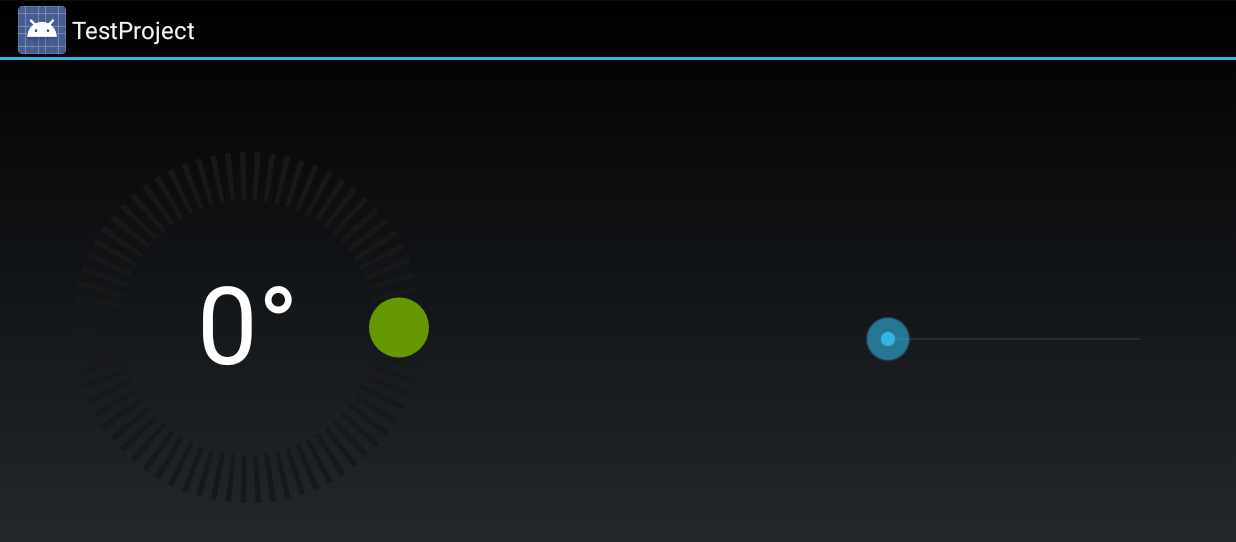
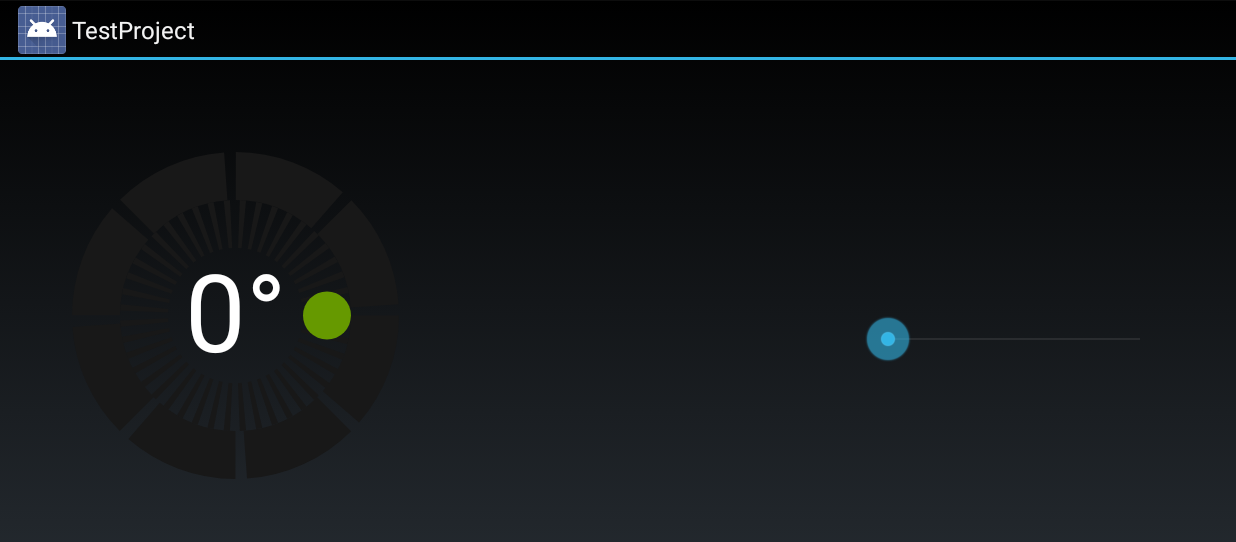
Before and after one commit to IlyaLukienko/CustomProgressView, an Android app: the screen it shows after launch (MainActivity), on a phone screen of 824 x 412 dp (held sideways). Shown: the top 542 px of the screen. Run offline under Robolectric (Android 15) with nearby library versions, the phone set to English and light mode, and no system bars.

Commit message:
Implement progress view with segments

```diff
--- a/app/src/main/java/com/example/customviewtestproject/MainActivity.kt
+++ b/app/src/main/java/com/example/customviewtestproject/MainActivity.kt
@@ -3,7 +3,6 @@ package com.example.customviewtestproject
 import android.app.Activity
 import android.os.Bundle
 import android.widget.SeekBar
-import androidx.core.content.ContextCompat
 import kotlinx.android.synthetic.main.activity_main.*
 
 class MainActivity : Activity() {
@@ -13,8 +12,6 @@ class MainActivity : Activity() {
         setContentView(R.layout.activity_main)
         seekBar.max = 360
         progressBar.max = 360
-        progressBar.internalBaseColor = ContextCompat.getColor(this, R.color.background_dark)
-        progressBar.progressColor = ContextCompat.getColor(this, R.color.holo_green_dark)
         seekBar.setOnSeekBarChangeListener(object : SeekBar.OnSeekBarChangeListener {
             override fun onProgressChanged(seekBar: SeekBar?, progress: Int, fromUser: Boolean) {
                 progressBar.setValue(progress)
--- a/app/src/main/java/com/example/customviewtestproject/customView/CustomProgressView.java
+++ b/app/src/main/java/com/example/customviewtestproject/customView/CustomProgressView.java
@@ -10,26 +10,29 @@ import android.view.ViewGroup;
 import android.view.animation.AccelerateDecelerateInterpolator;
 import android.view.animation.Interpolator;
 import android.widget.RelativeLayout;
-import android.widget.TextView;
 import com.example.customviewtestproject.R;
 
 public class CustomProgressView extends RelativeLayout {
 
     private DashedCirclePainter dashedCirclePainter;
     private DashedCircleProgressPainter dashedCircleProgressPainter;
+    private SegmentedCirclePainter segmentedCirclePainter;
+    private SegmentedCircleProgressPainter segmentedCircleProgressPainter;
     private Interpolator interpolator = new AccelerateDecelerateInterpolator();
     private ValueAnimator valueAnimator;
     private OnValueChangeListener valueChangeListener;
-    private int externalColor;
-    private int internalBaseColor;
-    private int progressColor;
+    private int internalDashedBaseColor;
+    private int internalSegmentedBaseColor;
+    private int progressSegmentedColor;
+    private int progressDashedColor;
     private int min = 0;
     private int last = min;
     private int max = 360;
     private int value;
     private int progressStrokeWidth = 48;
-    private int defaultPadding = 24;
+    private int defaultPadding = progressStrokeWidth;
     private int textSize;
+    private int segmentsCount = 8;
 
     public CustomProgressView(Context context, AttributeSet attrs) {
         super(context, attrs);
@@ -80,34 +83,44 @@ public class CustomProgressView extends RelativeLayout {
     }
 
     private void initAttributes(TypedArray attributes) {
-        externalColor = attributes.getColor(R.styleable.CustomProgressView_external_color,
-                externalColor);
-        internalBaseColor = attributes.getColor(R.styleable.CustomProgressView_base_color,
-                internalBaseColor);
-        progressColor = attributes.getColor(R.styleable.CustomProgressView_progress_color,
-                progressColor);
+        internalDashedBaseColor = attributes.getColor(R.styleable.CustomProgressView_base_dashed_color,
+                internalDashedBaseColor);
+        progressDashedColor = attributes.getColor(R.styleable.CustomProgressView_progress_dashed_color,
+                progressDashedColor);
+        internalSegmentedBaseColor = attributes.getColor(R.styleable.CustomProgressView_base_segmented_color,
+                internalSegmentedBaseColor);
+        progressSegmentedColor = attributes.getColor(R.styleable.CustomProgressView_progress_segmented_color,
+                progressSegmentedColor);
         max = attributes.getInt(R.styleable.CustomProgressView_max, max);
         textSize = attributes.getInt(R.styleable.CustomProgressView_text_size, textSize);
         progressStrokeWidth = attributes.getInt(R.styleable.CustomProgressView_progress_stroke_width,
                 progressStrokeWidth);
+        segmentsCount = attributes.getInt(R.styleable.CustomProgressView_segments_count,
+                segmentsCount);
     }
 
     @Override
     protected void onSizeChanged(int w, int h, int oldw, int oldh) {
         super.onSizeChanged(w, h, oldw, oldh);
+        segmentedCirclePainter.onSizeChanged(h, w);
+        segmentedCircleProgressPainter.onSizeChanged(h, w);
+        dashedCirclePainter.onSizeChanged(h, w);
         dashedCircleProgressPainter.onSizeChanged(h, w);
-        dashedCirclePainter.onSizeChanged(h, w);
         animateValue();
     }
 
     private void initPainters() {
+        segmentedCircleProgressPainter = new SegmentedCircleProgressPainter(progressSegmentedColor, min, max, progressStrokeWidth, defaultPadding);
+        segmentedCirclePainter = new SegmentedCirclePainter(internalSegmentedBaseColor, min, max, progressStrokeWidth, defaultPadding, segmentsCount);
         dashedCircleProgressPainter =
                 new DashedCircleProgressPainter(
-                        progressColor, (int) (textSize * getContext().getResources().getDisplayMetrics().scaledDensity),
+                        progressDashedColor, (int) (textSize * getContext().getResources().getDisplayMetrics().scaledDensity),
                         min,
                         max,
-                        progressStrokeWidth, defaultPadding);
-        dashedCirclePainter = new DashedCirclePainter(internalBaseColor, min, max, progressStrokeWidth, defaultPadding);
+                        progressStrokeWidth,
+                        defaultPadding,
+                        segmentsCount);
+        dashedCirclePainter = new DashedCirclePainter(internalDashedBaseColor, min, max, progressStrokeWidth, defaultPadding);
     }
 
     private void initValueAnimator() {
@@ -121,6 +134,8 @@ public class CustomProgressView extends RelativeLayout {
         super.onDraw(canvas);
         dashedCirclePainter.draw(canvas);
         dashedCircleProgressPainter.draw(canvas);
+        segmentedCirclePainter.draw(canvas);
+        segmentedCircleProgressPainter.draw(canvas);
         invalidate();
     }
 
@@ -162,6 +177,7 @@ public class CustomProgressView extends RelativeLayout {
 
     public void setMin(int min) {
         this.min = min;
+        segmentedCircleProgressPainter.setMin(min);
         dashedCircleProgressPainter.setMin(min);
     }
 
@@ -171,6 +187,7 @@ public class CustomProgressView extends RelativeLayout {
 
     public void setMax(int max) {
         this.max = max;
+        segmentedCircleProgressPainter.setMax(max);
         dashedCircleProgressPainter.setMax(max);
     }
 
@@ -178,6 +195,7 @@ public class CustomProgressView extends RelativeLayout {
         @Override
         public void onAnimationUpdate(ValueAnimator valueAnimator) {
             Integer value = (Integer) valueAnimator.getAnimatedValue();
+            segmentedCircleProgressPainter.setValue(value);
             dashedCircleProgressPainter.setValue(value);
 
             if (valueChangeListener != null) {
@@ -196,21 +214,27 @@ public class CustomProgressView extends RelativeLayout {
         last = min;
     }
 
-    public int getProgressColor() {
-        return progressColor;
-    }
-
-    public void setProgressColor(int progressColor) {
-        this.progressColor = progressColor;
+    public void setDashedProgressColor(int progressColor) {
+        this.internalDashedBaseColor = progressColor;
         dashedCircleProgressPainter.setColor(progressColor);
     }
 
-    public int getInternalBaseColor() {
-        return internalBaseColor;
+    public void setSegmentedProgressColor(int progressColor) {
+        this.progressSegmentedColor = progressColor;
+        segmentedCircleProgressPainter.setColor(progressColor);
     }
 
-    public void setInternalBaseColor(int internalBaseColor) {
-        this.internalBaseColor = internalBaseColor;
+    public void setDashedInternalBaseColor(int internalBaseColor) {
+        this.internalDashedBaseColor = internalBaseColor;
         dashedCirclePainter.setColor(internalBaseColor);
     }
+
+    public void setSegmentedInternalBaseColor(int internalBaseColor) {
+        this.internalSegmentedBaseColor = internalBaseColor;
+        segmentedCirclePainter.setColor(internalBaseColor);
+    }
+
+    public void setSegmentesCount(int segmentsCount) {
+        this.segmentsCount = segmentsCount;
+    }
 }
--- a/app/src/main/java/com/example/customviewtestproject/customView/DashedCirclePainter.java
+++ b/app/src/main/java/com/example/customviewtestproject/customView/DashedCirclePainter.java
@@ -45,10 +45,10 @@ public class DashedCirclePainter implements Painter {
     private void initDashedCircle() {
         dashedCircle = new RectF();
         float halfOffset = strokeWidth / 2f;
-        dashedCircle.left = halfOffset;
-        dashedCircle.top = halfOffset;
-        dashedCircle.right = width - halfOffset;
-        dashedCircle.bottom = height - halfOffset;
+        dashedCircle.left = halfOffset + strokeWidth;
+        dashedCircle.top = halfOffset + strokeWidth;
+        dashedCircle.right = width - halfOffset - strokeWidth;
+        dashedCircle.bottom = height - halfOffset - strokeWidth;
     }
 
     @Override
--- a/app/src/main/java/com/example/customviewtestproject/customView/DashedCircleProgressPainter.java
+++ b/app/src/main/java/com/example/customviewtestproject/customView/DashedCircleProgressPainter.java
@@ -1,7 +1,6 @@
 package com.example.customviewtestproject.customView;
 
 import android.graphics.*;
-import android.util.TypedValue;
 
 public class DashedCircleProgressPainter implements Painter {
 
@@ -19,14 +18,16 @@ public class DashedCircleProgressPainter implements Painter {
     private int width;
     private int height;
     private int padding;
+    private int segmentsCount;
 
-    DashedCircleProgressPainter(int color, int textSize, int min, int max, int progressStrokeWidth, int defaultPadding) {
+    DashedCircleProgressPainter(int color, int textSize, int min, int max, int progressStrokeWidth, int defaultPadding, int segmentsCount) {
         this.color = color;
         this.textSize = textSize;
         this.min = min;
         this.max = max;
         this.strokeWidth = progressStrokeWidth;
         this.padding = defaultPadding;
+        this.segmentsCount = segmentsCount;
         init();
     }
 
@@ -44,7 +45,7 @@ public class DashedCircleProgressPainter implements Painter {
         progressDotPaint = new Paint();
         progressDotPaint.setAntiAlias(true);
         progressDotPaint.setStrokeCap(Paint.Cap.ROUND);
-        int dotStrokeWidth = 60;
+        int dotStrokeWidth = strokeWidth;
         progressDotPaint.setStrokeWidth(dotStrokeWidth);
         progressDotPaint.setColor(color);
         progressDotPaint.setStyle(Paint.Style.FILL_AND_STROKE);
@@ -59,11 +60,10 @@ public class DashedCircleProgressPainter implements Painter {
     private void initDashedCircleProgress() {
         progressCircle = new RectF();
         float halfOffset = strokeWidth / 2f;
-        progressCircle.left = halfOffset;
-        progressCircle.top = halfOffset;
-        progressCircle.right = width - halfOffset;
-        progressCircle.bottom = height - halfOffset;
-
+        progressCircle.left = halfOffset + strokeWidth;
+        progressCircle.top = halfOffset + strokeWidth;
+        progressCircle.right = width - halfOffset - strokeWidth;
+        progressCircle.bottom = height - halfOffset - strokeWidth;
         dotRadius = progressCircle.width() / 2f;
     }
 
@@ -99,7 +99,7 @@ public class DashedCircleProgressPainter implements Painter {
     }
 
     public void setValue(int value) {
-        this.plusAngle = (360 * value) / max;
+        this.plusAngle = (value * segmentsCount) % 360;
     }
 
     @Override
--- /dev/null
+++ b/app/src/main/java/com/example/customviewtestproject/customView/SegmentedCirclePainter.java
@@ -0,0 +1,77 @@
+package com.example.customviewtestproject.customView;
+
+import android.graphics.*;
+
+public class SegmentedCirclePainter implements Painter {
+
+    private RectF segmentedCircle;
+    private Paint segmentedCirclePaint;
+    private int color;
+    private int startAngle;
+    private int finishAngle;
+    private int width;
+    private int height;
+    private int strokeWidth;
+    private int padding;
+    private int segmentsCount;
+
+    SegmentedCirclePainter(int color, int startAngle, int finishAngle, int strokeWidth, int padding, int segmentsCount) {
+        this.color = color;
+        this.startAngle = startAngle;
+        this.finishAngle = finishAngle;
+        this.strokeWidth = strokeWidth;
+        this.padding = padding;
+        this.segmentsCount = segmentsCount;
+        init();
+    }
+
+    private void init() {
+        initDashedCirclePainter();
+    }
+
+    private void initDashedCirclePainter() {
+        segmentedCirclePaint = new Paint();
+        segmentedCirclePaint.setAntiAlias(true);
+        segmentedCirclePaint.setStrokeWidth(strokeWidth);
+        segmentedCirclePaint.setColor(color);
+        segmentedCirclePaint.setStyle(Paint.Style.STROKE);
+    }
+
+    private void initSegmentedCircle() {
+        segmentedCircle = new RectF();
+        float halfOffset = strokeWidth / 2f;
+        segmentedCircle.left = halfOffset;
+        segmentedCircle.top = halfOffset;
+        segmentedCircle.right = width - halfOffset;
+        segmentedCircle.bottom = height - halfOffset;
+    }
+
+    @Override
+    public void draw(Canvas canvas) {
+        canvas.drawArc(segmentedCircle, startAngle, finishAngle, false, segmentedCirclePaint);
+    }
+
+    public void setColor(int color) {
+        this.color = color;
+        segmentedCirclePaint.setColor(color);
+    }
+
+    @Override
+    public int getColor() {
+        return color;
+    }
+
+    @Override
+    public void onSizeChanged(int height, int width) {
+        if (this.width == 0) {
+            float dashWith = 10;
+            float dashHeight = (float) ((Math.PI * (width - 2 * strokeWidth)) / segmentsCount - dashWith);
+            int dashSpace = 0;
+            segmentedCirclePaint.setPathEffect(new DashPathEffect(new float[]{dashHeight, dashWith},
+                    dashSpace));
+        }
+        this.width = width - padding;
+        this.height = height - padding;
+        initSegmentedCircle();
+    }
+}
--- /dev/null
+++ b/app/src/main/java/com/example/customviewtestproject/customView/SegmentedCircleProgressPainter.java
@@ -0,0 +1,85 @@
+package com.example.customviewtestproject.customView;
+
+import android.graphics.*;
+
+public class SegmentedCircleProgressPainter implements Painter {
+
+    private RectF progressCircle;
+    private Paint progressPaint;
+    private int color;
+    private int plusAngle = 0;
+    private int strokeWidth;
+    private int min;
+    private int max;
+    private int width;
+    private int height;
+    private int padding;
+
+    SegmentedCircleProgressPainter(int color, int min, int max, int progressStrokeWidth, int defaultPadding) {
+        this.color = color;
+        this.min = min;
+        this.max = max;
+        this.strokeWidth = progressStrokeWidth;
+        this.padding = defaultPadding;
+        init();
+    }
+
+    private void init() {
+        progressPaint = new Paint();
+        progressPaint.setAntiAlias(true);
+        progressPaint.setStrokeWidth(strokeWidth);
+        progressPaint.setColor(color);
+        progressPaint.setStyle(Paint.Style.STROKE);
+    }
+
+    private void initDashedCircleProgress() {
+        progressCircle = new RectF();
+        float halfOffset = strokeWidth / 2f;
+        progressCircle.left = halfOffset;
+        progressCircle.top = halfOffset;
+        progressCircle.right = width - halfOffset;
+        progressCircle.bottom = height - halfOffset;
+    }
+
+    @Override
+    public void draw(Canvas canvas) {
+        int startAngle = 0;
+        canvas.drawArc(progressCircle, startAngle, plusAngle, false, progressPaint);
+    }
+
+    public float getMin() {
+        return min;
+    }
+
+    public void setMin(int min) {
+        this.min = min;
+    }
+
+    public float getMax() {
+        return max;
+    }
+
+    public void setMax(int max) {
+        this.max = max;
+    }
+
+    public void setValue(int value) {
+        this.plusAngle = (360 * value) / max;
+    }
+
+    @Override
+    public void onSizeChanged(int height, int width) {
+        this.width = width - padding;
+        this.height = height - padding;
+        initDashedCircleProgress();
+    }
+
+    public int getColor() {
+        return color;
+    }
+
+    public void setColor(int color) {
+        this.color = color;
+        progressPaint.setColor(color);
+    }
+}
--- a/app/src/main/res/layout/activity_main.xml
+++ b/app/src/main/res/layout/activity_main.xml
@@ -13,7 +13,12 @@
             app:layout_constraintBottom_toBottomOf="parent"
             app:layout_constraintTop_toTopOf="parent"
             android:layout_marginLeft="48dp"
+            app:base_dashed_color="@color/background_dark"
+            app:base_segmented_color="@color/background_dark"
+            app:progress_segmented_color="@color/holo_green_light"
+            app:progress_dashed_color="@color/holo_green_dark"
             app:text_size="72"
+            app:segments_count="8"
             android:layout_width="250dp"
             android:layout_height="250dp"/>
 
--- a/app/src/main/res/values/attrs.xml
+++ b/app/src/main/res/values/attrs.xml
@@ -1,14 +1,16 @@
 <?xml version="1.0" encoding="utf-8"?>
 <resources>
     <declare-styleable name="CustomProgressView">
-        <attr name="external_color" format="color" />
-        <attr name="base_color" format="color" />
-        <attr name="progress_color" format="color" />
+        <attr name="base_segmented_color" format="color" />
+        <attr name="base_dashed_color" format="color" />
+        <attr name="progress_segmented_color" format="color" />
+        <attr name="progress_dashed_color" format="color" />
         <attr name="max" format="float" />
         <attr name="min" format="float" />
         <attr name="progress_icon" format="reference" />
         <attr name="duration" format="integer" />
         <attr name="text_size" format="integer" />
+        <attr name="segments_count" format="integer" />
         <attr name="progress_stroke_width" format="integer" />
     </declare-styleable>
 </resources>
```
